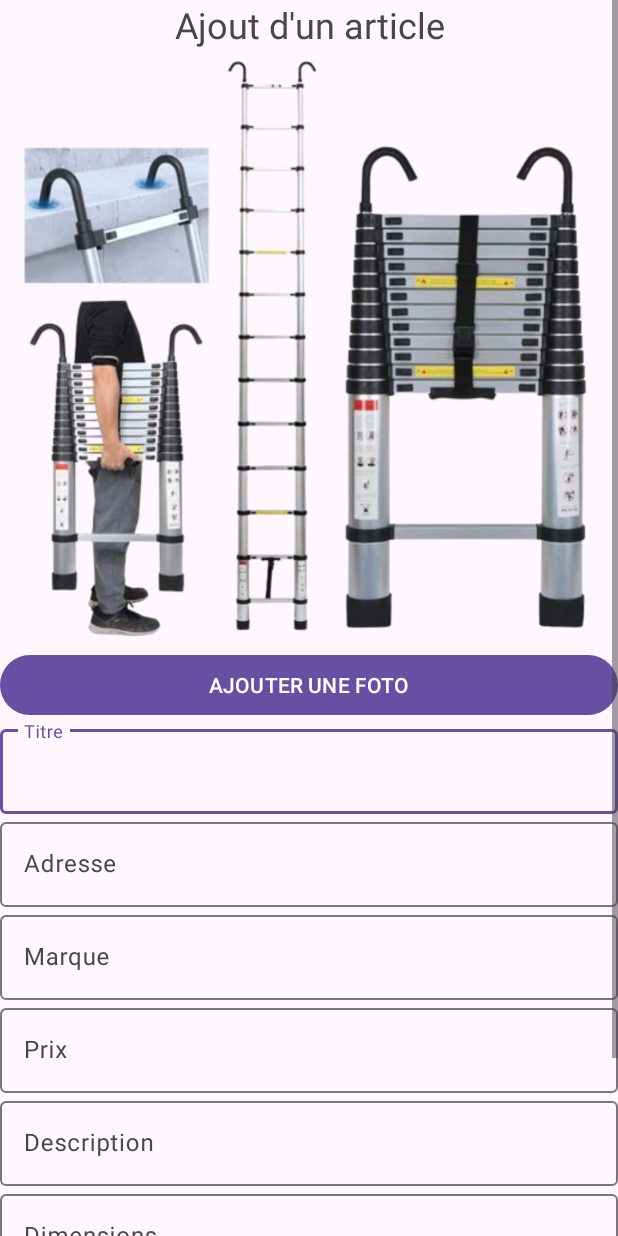
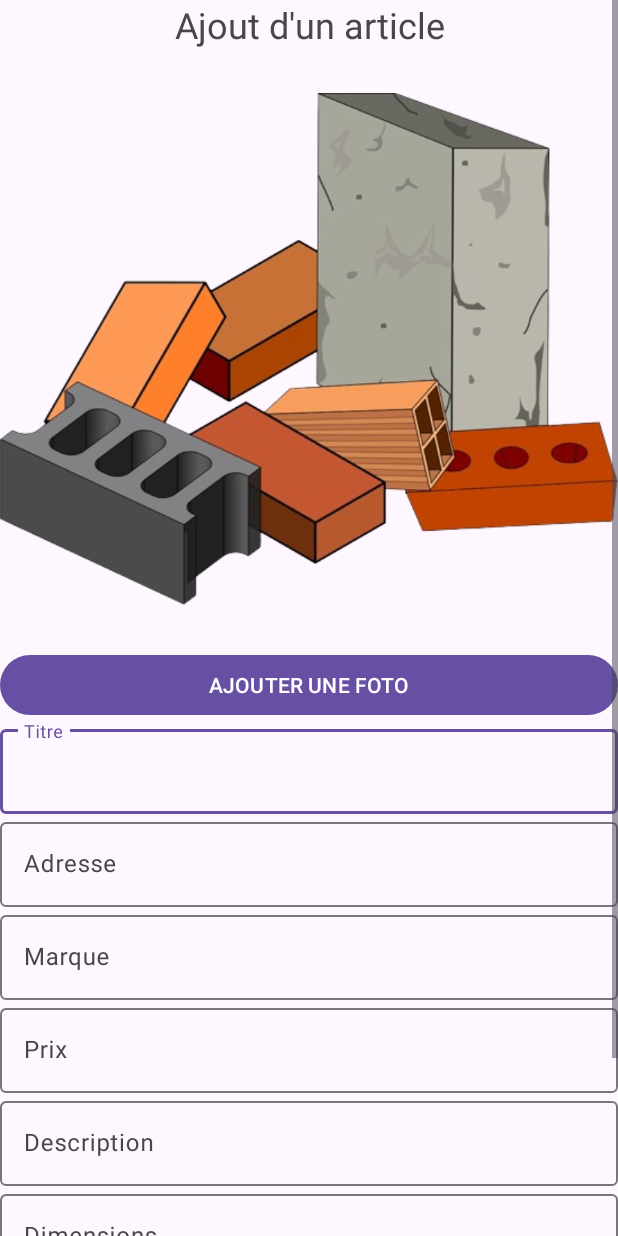
Before and after one commit to ClaryGlt/Mauvaise_Ruelle, an Android app: the layout activity_ad_add.xml on its own in the app's theme, with its tools: preview values and no code run, on a phone screen of 412 x 824 dp. Run offline under Robolectric (Android 15) with nearby library versions, the phone set to English and light mode, and no system bars.

```diff
--- a/app/src/main/res/layout/activity_ad_add.xml
+++ b/app/src/main/res/layout/activity_ad_add.xml
@@ -25,9 +25,11 @@
 
             <ImageView
                 android:id="@+id/image_add_page"
-                android:layout_width="wrap_content"
+                android:layout_width="match_parent"
                 android:layout_height="400sp"
-                android:src="@drawable/echelle_telescopique" />
+                android:src="@drawable/none"
+                android:scaleType="fitCenter"
+                android:adjustViewBounds="true" />
 
 
             <Button
--- a/app/src/main/res/layout/activity_camera_ad_add.xml
+++ b/app/src/main/res/layout/activity_camera_ad_add.xml
@@ -19,7 +19,7 @@
             android:id="@+id/imageview_click_image_id"
             android:layout_width="match_parent"
             android:layout_height="440dp"
-             />
+            />
 
         <LinearLayout
             android:layout_width="match_parent"
```
Also changed, not shown: app/src/main/java/com/example/lamauvaiseruelle/AdAddActivity.java (+30 -2 lines), app/src/main/java/com/example/lamauvaiseruelle/CameraAdAddActivity.java (+29 -10 lines).
